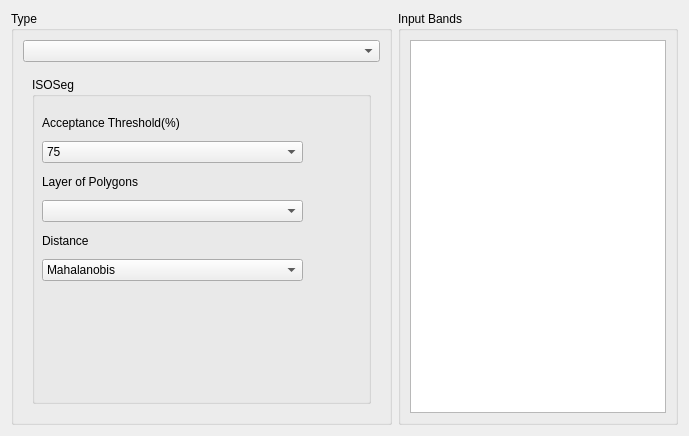
Old version of the form src/terralib/qt/widgets/rp/ui/ClassifierWizardPageForm.ui in the repository claudiobogossian/terralib5.
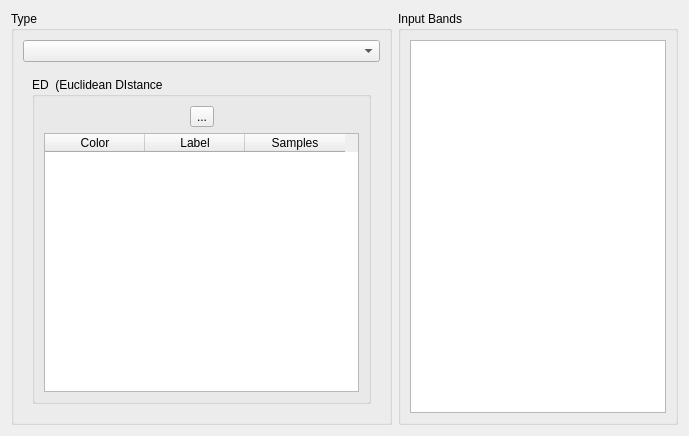
New version of the form. The open tabs and pages were chosen to show the change.

Commit message: Applying Euclidean-DistanceClassifier patch from flaverton.rosa

Patch:
```diff
--- a/src/terralib/qt/widgets/rp/ui/ClassifierWizardPageForm.ui
+++ b/src/terralib/qt/widgets/rp/ui/ClassifierWizardPageForm.ui
@@ -13,20 +13,21 @@
   <property name="windowTitle">
    <string>Classifier</string>
   </property>
-  <layout class="QGridLayout" name="gridLayout_19">
+  <layout class="QGridLayout" name="gridLayout_32">
    <item row="0" column="0">
-    <layout class="QGridLayout" name="gridLayout_18">
+    <layout class="QGridLayout" name="gridLayout_14"/>
+   </item>
+   <item row="1" column="1">
+    <layout class="QGridLayout" name="gridLayout_31">
      <item row="0" column="0">
       <widget class="QGroupBox" name="groupBox">
        <property name="title">
         <string>Type</string>
        </property>
+       <layout class="QGridLayout" name="gridLayout_30">
+        <item row="0" column="0">
        <layout class="QGridLayout" name="gridLayout_20">
         <item row="0" column="0">
-         <layout class="QGridLayout" name="gridLayout_11">
-          <item row="0" column="0">
-           <layout class="QGridLayout" name="gridLayout_17">
-            <item row="0" column="0">
              <widget class="QComboBox" name="m_classifierTypeComboBox">
               <property name="sizePolicy">
                <sizepolicy hsizetype="MinimumExpanding" vsizetype="Fixed">
@@ -579,9 +580,87 @@
                 </item>
                </layout>
               </widget>
-             </widget>
-            </item>
-           </layout>
+            <widget class="QWidget" name="page_6">
+             <layout class="QGridLayout" name="gridLayout_19">
+              <item row="0" column="0">
+               <widget class="QGroupBox" name="groupBox_8">
+                <property name="title">
+                 <string>ED  (Euclidean DIstance</string>
+                </property>
+                <layout class="QGridLayout" name="gridLayout_17">
+                 <item row="0" column="0">
+                  <layout class="QGridLayout" name="gridLayout_13">
+                   <item row="0" column="0">
+                    <layout class="QGridLayout" name="gridLayout_11">
+                     <item row="0" column="0">
+                      <spacer name="horizontalSpacer_5">
+                       <property name="orientation">
+                        <enum>Qt::Horizontal</enum>
+                       </property>
+                       <property name="sizeHint" stdset="0">
+                        <size>
+                         <width>40</width>
+                         <height>20</height>
+                        </size>
+                       </property>
+                      </spacer>
+                     </item>
+                     <item row="0" column="1">
+                      <widget class="QToolButton" name="m_edAcquireToolButton">
+                       <property name="toolTip">
+                        <string>Acquire samples</string>
+                       </property>
+                       <property name="text">
+                        <string>...</string>
+                       </property>
+                       <property name="checkable">
+                        <bool>true</bool>
+                       </property>
+                      </widget>
+                     </item>
+                     <item row="0" column="2">
+                      <spacer name="horizontalSpacer_6">
+                       <property name="orientation">
+                        <enum>Qt::Horizontal</enum>
+                       </property>
+                       <property name="sizeHint" stdset="0">
+                        <size>
+                         <width>40</width>
+                         <height>20</height>
+                        </size>
+                       </property>
+                      </spacer>
+                     </item>
+                    </layout>
+                   </item>
+                   <item row="1" column="0">
+                    <widget class="QTableWidget" name="m_edTableWidget">
+                     <column>
+                      <property name="text">
+                       <string>Color</string>
+                      </property>
+                     </column>
+                     <column>
+                      <property name="text">
+                       <string>Label</string>
+                      </property>
+                     </column>
+                     <column>
+                      <property name="text">
+                       <string>Samples</string>
+                      </property>
+                     </column>
+                    </widget>
+                   </item>
+                  </layout>
+                 </item>
+                </layout>
+                <zorder>m_edAcquireToolButton</zorder>
+               </widget>
+              </item>
+             </layout>
+            </widget>
+           </widget>
           </item>
          </layout>
         </item>
@@ -616,6 +695,28 @@
     </layout>
    </item>
   </layout>
+  <widget class="QWidget" name="">
+   <property name="geometry">
+    <rect>
+     <x>0</x>
+     <y>0</y>
+     <width>2</width>
+     <height>2</height>
+    </rect>
+   </property>
+   <layout class="QGridLayout" name="gridLayout_18"/>
+  </widget>
+  <widget class="QWidget" name="">
+   <property name="geometry">
+    <rect>
+     <x>0</x>
+     <y>0</y>
+     <width>2</width>
+     <height>2</height>
+    </rect>
+   </property>
+   <layout class="QGridLayout" name="gridLayout_15"/>
+  </widget>
  </widget>
  <resources/>
  <connections>
```
Lines whose indentation alone changed are shown as unchanged. The commit also changes 7 other files.
